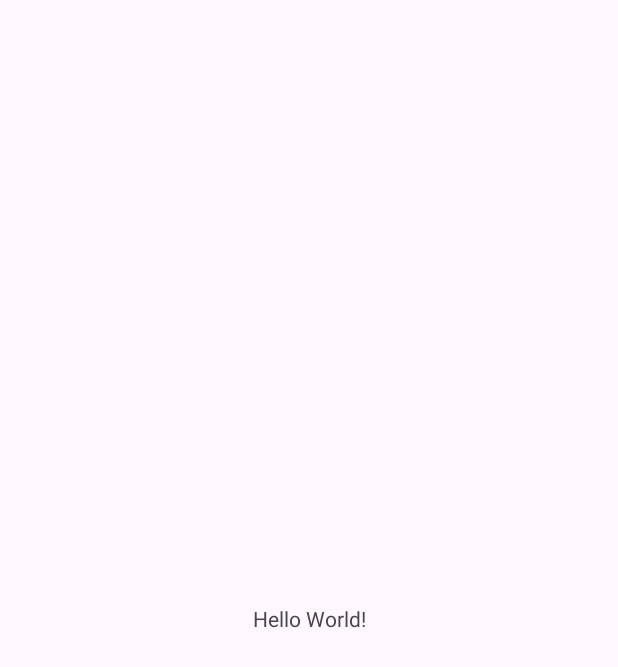
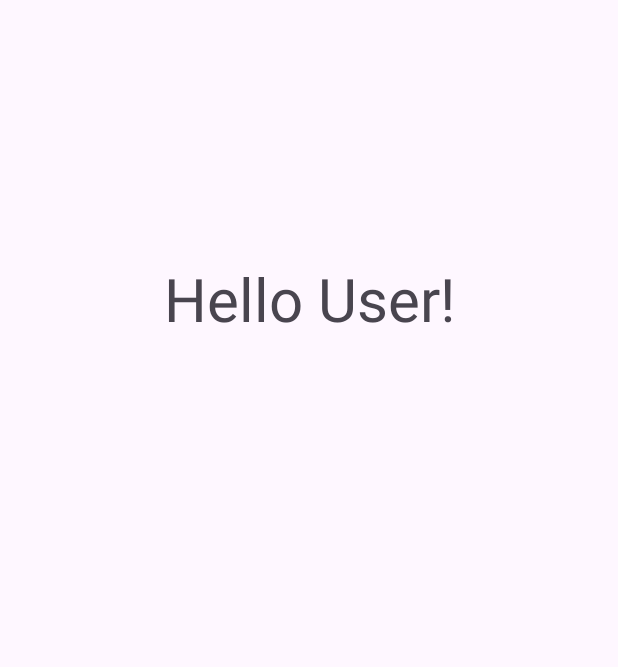
Before and after one commit to breyanddd/Breand-Castres-Block6-Activity1, an Android app: the screen it shows after launch (MainActivity), on a phone screen of 412 x 824 dp. Before the commit the part shown is almost empty. Shown: the top 667 px of the screen. Run offline under Robolectric (Android 15) with nearby library versions, the phone set to English and light mode, and no system bars.

Commit message:
Initial Commit

```diff
--- a/app/src/main/res/layout/activity_main.xml
+++ b/app/src/main/res/layout/activity_main.xml
@@ -9,10 +9,12 @@
     <TextView
         android:layout_width="wrap_content"
         android:layout_height="wrap_content"
-        android:text="Hello World!"
+        android:text="Hello User!"
+        android:textSize="40sp"
         app:layout_constraintBottom_toBottomOf="parent"
         app:layout_constraintEnd_toEndOf="parent"
         app:layout_constraintStart_toStartOf="parent"
-        app:layout_constraintTop_toTopOf="parent" />
+        app:layout_constraintTop_toTopOf="parent"
+        app:layout_constraintVertical_bias="0.223" />
 
 </androidx.constraintlayout.widget.ConstraintLayout>
```
